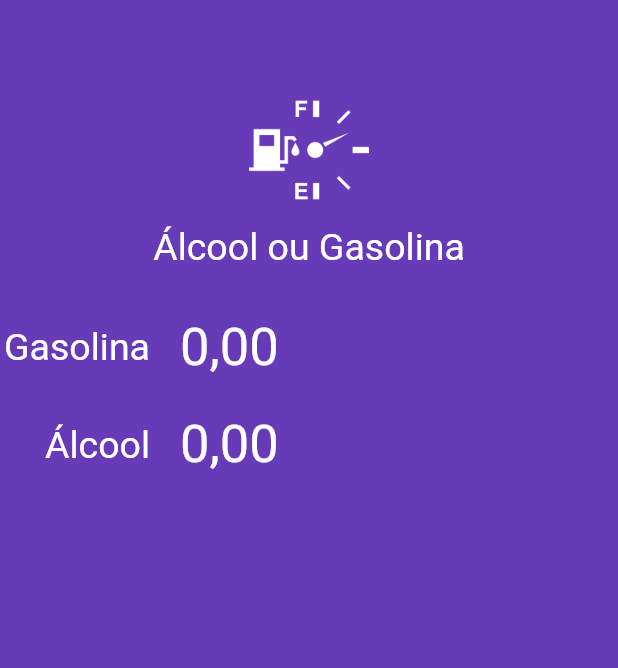
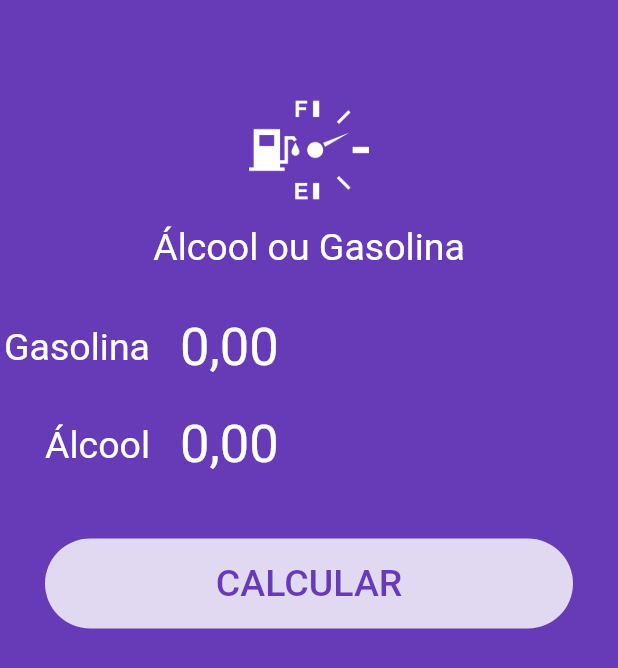
Before and after one commit to lourencofelipe/alcool-gasolina, a Flutter app: the screen it shows after launch, on a phone screen of 412 x 824 dp. Shown: the top 668 px of the screen. Run offline on Flutter 3.47's test engine with Material 2 defaults, Android fonts, the phone set to English and light mode, and no system bars; our stand-ins replace flutter_masked_text; Roboto replaces fonts that are missing (Big Shoulders Display).

Commit message:
Adding button

```diff
--- a/lib/main.dart
+++ b/lib/main.dart
@@ -40,6 +40,24 @@ class HomePage extends StatelessWidget {
             ctrl: _alcCtrl,
             label: "Álcool",
           ),
+          Container(
+            margin: EdgeInsets.all(30),
+            height: 60,
+            decoration: BoxDecoration(
+              color: Colors.white.withOpacity(0.8),
+              borderRadius: BorderRadius.circular(50),
+            ),
+            child: FlatButton(
+              child: Text(
+                "CALCULAR",
+                style: TextStyle(
+                    color: Theme.of(context).primaryColor,
+                    fontSize: 25,
+                    fontFamily: "Big Shoulders Display"),
+              ),
+              onPressed: () {},
+            ),
+          ),
         ],
       ),
     );
```
